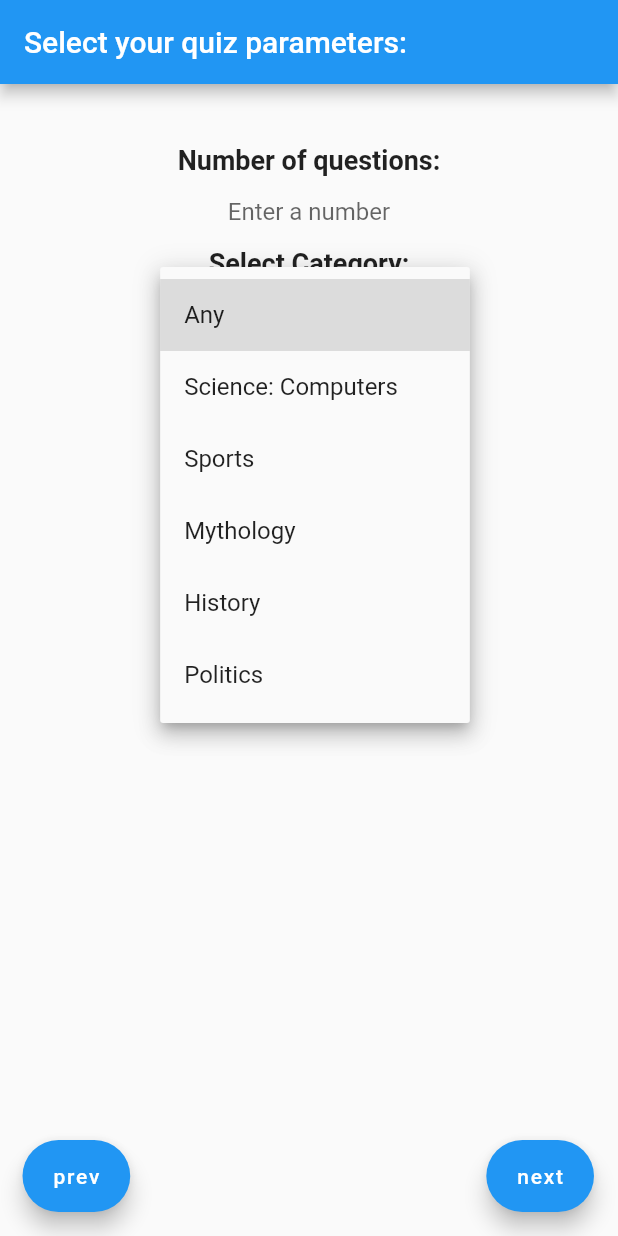
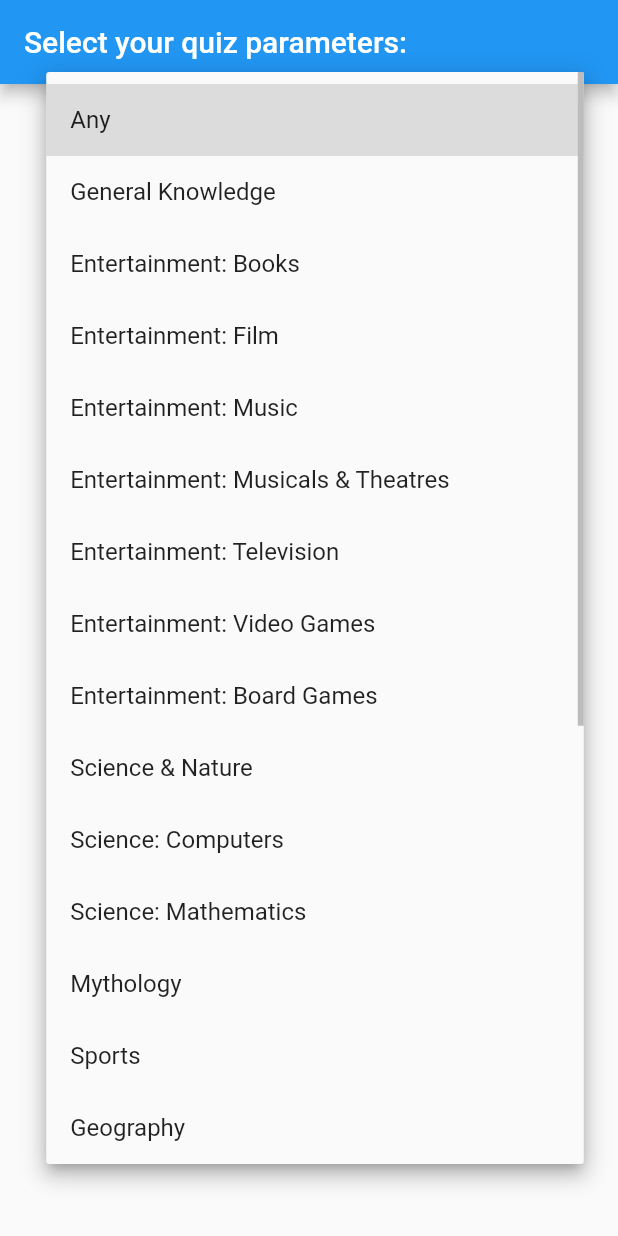
Before and after one commit to soujanyachan/flutter_quiz_app, a Flutter app: the screen it shows after launch, after a tap on "Any", on a phone screen of 412 x 824 dp. Run offline on Flutter 3.47's test engine with Material 2 defaults, Android fonts, the phone set to English and light mode, and no system bars; our stand-ins replace html_unescape; network calls fail.

Commit message:
add api call generator and score calc

```diff
--- a/lib/main.dart
+++ b/lib/main.dart
@@ -8,7 +8,6 @@ import 'package:crypto/crypto.dart';
 // final is a runtime constant
 // const is compile time constant
 // TODO: score calc
-// TODO: proper end page
 void main() => runApp(MyApp());
 
 class MyApp extends StatefulWidget {
@@ -21,9 +20,35 @@ class _MyAppState extends State<MyApp> {
   var _quizData = {};
   var qNum = 0;
   var _quizDataUpdated = false;
-  var categoryList = <String>['Any', 'Science: Computers', 'Sports', 'Mythology', 'History', 'Politics'];
+  var categoryList = <String>[
+    "Any",
+    "General Knowledge",
+    "Entertainment: Books",
+    "Entertainment: Film",
+    "Entertainment: Music",
+    "Entertainment: Musicals & Theatres",
+    "Entertainment: Television",
+    "Entertainment: Video Games",
+    "Entertainment: Board Games",
+    "Science & Nature",
+    "Science: Computers",
+    "Science: Mathematics",
+    "Mythology",
+    "Sports",
+    "Geography",
+    "History",
+    "Politics",
+    "Art",
+    "Celebrities",
+    "Animals",
+    "Vehicles",
+    "Entertainment: Comics",
+    "Science: Gadgets",
+    "Entertainment: Japanese Anime & Manga",
+    "Entertainment: Cartoon & Animations"];
+
   var difficultyList = <String>['Any','Easy','Medium','Hard'];
-  var typeList = <String>['Any','Multiple Choice', 'True / False'];
+  var typeList = <String>['Any', 'Multiple', 'Boolean'];
   var dropdownValueCategory = 'Any';
   var dropdownValueDifficulty = 'Any';
   var dropdownValueType = 'Any';
@@ -45,15 +70,33 @@ class _MyAppState extends State<MyApp> {
     return items;
   }
 
+  String generateLink() {
+    var categories = jsonDecode('{"trivia_categories":[{"id":9,"name":"General Knowledge"},{"id":10,"name":"Entertainment: Books"},{"id":11,"name":"Entertainment: Film"},{"id":12,"name":"Entertainment: Music"},{"id":13,"name":"Entertainment: Musicals & Theatres"},{"id":14,"name":"Entertainment: Television"},{"id":15,"name":"Entertainment: Video Games"},{"id":16,"name":"Entertainment: Board Games"},{"id":17,"name":"Science & Nature"},{"id":18,"name":"Science: Computers"},{"id":19,"name":"Science: Mathematics"},{"id":20,"name":"Mythology"},{"id":21,"name":"Sports"},{"id":22,"name":"Geography"},{"id":23,"name":"History"},{"id":24,"name":"Politics"},{"id":25,"name":"Art"},{"id":26,"name":"Celebrities"},{"id":27,"name":"Animals"},{"id":28,"name":"Vehicles"},{"id":29,"name":"Entertainment: Comics"},{"id":30,"name":"Science: Gadgets"},{"id":31,"name":"Entertainment: Japanese Anime & Manga"},{"id":32,"name":"Entertainment: Cartoon & Animations"}]}');
+    var matchingCategory = categories['trivia_categories'].where((f) => f['name'] == dropdownValueCategory);
+    return 'https://opentdb.com/api.php?amount=' + numQuestions.toString() +
+        (dropdownValueCategory != 'Any' ? ('&category=' + matchingCategory.first['id'].toString()) : '') +
+        (dropdownValueDifficulty != 'Any' ? ('&difficulty=' + dropdownValueDifficulty.toLowerCase()) : '') +
+        (dropdownValueType != 'Any' ? ('&type=' + dropdownValueType.toLowerCase()) : '');
+  }
+
   void fetchQuiz() {
-    final response =  http.get('https://opentdb.com/api.php?amount=10');
+    var link = generateLink();
+    print(link);
+    final response = http.get(link);
     response.then((resp) {
       if (resp.statusCode == 200) {
         var quizData = (jsonDecode(resp.body));
+        print(quizData);
+        quizData = new Map<String, dynamic>.from(quizData);
+        if (quizData['response_code'] == 0) {
           setState(() {
-          _quizData = new Map<String, dynamic>.from(quizData);
+            _quizData = quizData;
             _quizDataUpdated = !_quizDataUpdated;
+            numQuestions = _quizData['results'].length;
           });
+        } else {
+          throw Exception('Error in returning quiz');
+        }
       } else {
         throw Exception('Failed to get quiz.');
       }
@@ -62,7 +105,7 @@ class _MyAppState extends State<MyApp> {
 
   selectHomeWidget() {
     if (endPage && _quizDataUpdated) {
-      return Text('you did it! you made it to the end!');
+      return Text('you did it! you made it to the end with a score of' + score.toString() + "!");
     } else if(!_quizDataUpdated) {
       return Container(
           padding: const EdgeInsets.all(40.0),
@@ -81,7 +124,7 @@ class _MyAppState extends State<MyApp> {
                   textAlign: TextAlign.center,
                   decoration: InputDecoration(
                       border: InputBorder.none,
-                      hintText: 'Enter a number'
+                      hintText: 'Enter a number (default: 10)'
                   ),
                 ),
                 Text(
@@ -251,27 +294,9 @@ class _MyAppState extends State<MyApp> {
               title: (_quizData.isEmpty) ? Text('Select your quiz parameters:') : Text('Quiz Time!'),
           ),
         body:  selectHomeWidget(),
-        floatingActionButton: Padding(
+        floatingActionButton: (_quizDataUpdated && _quizData.isNotEmpty) ? (!endPage ? Padding(
           padding: const EdgeInsets.only(left: 31.0),
-          child: Row(
-            mainAxisAlignment: MainAxisAlignment.spaceBetween,
-            children: <Widget>[
-              Align(
-                alignment: Alignment.bottomLeft,
-                child: FloatingActionButton.extended(onPressed: () {
-                  setState(() {
-                    if(qNum > 0) {
-                      qNum--;
-                      hasUserSelectedAns = false;
-                      correctAnswer = false;
-                      firstClick = true;
-                    }
-                    if (qNum == numQuestions - 1) endPage = true;
-                    else endPage = false;
-                  });
-                }, label: Text('prev'), heroTag: null,),
-              ),
-              Align(
+          child: Align(
             alignment: Alignment.bottomRight,
             child: FloatingActionButton.extended(onPressed: () {
               setState(() {
@@ -286,15 +311,14 @@ class _MyAppState extends State<MyApp> {
               });
             }, label: Text('next'), heroTag: null,),
           ),
-            ],
-          ),
-        ),
+        ) : null) : null,
         bottomNavigationBar: (endPage) ? RaisedButton(
           child: Text('Exit Quiz'),
           onPressed: () {
             setState(() {
               _quizDataUpdated = !_quizDataUpdated;
               endPage = false;
+              qNum = 0;
             });
           },
         ) : null,
```
Lines whose indentation alone changed are shown as unchanged.
